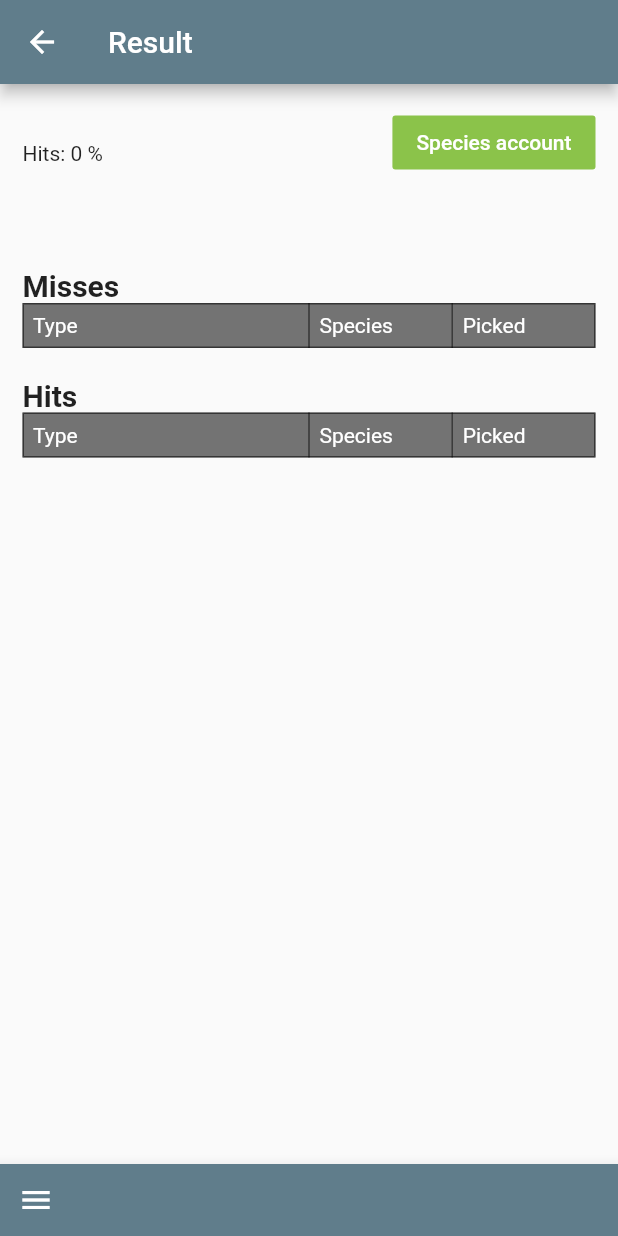
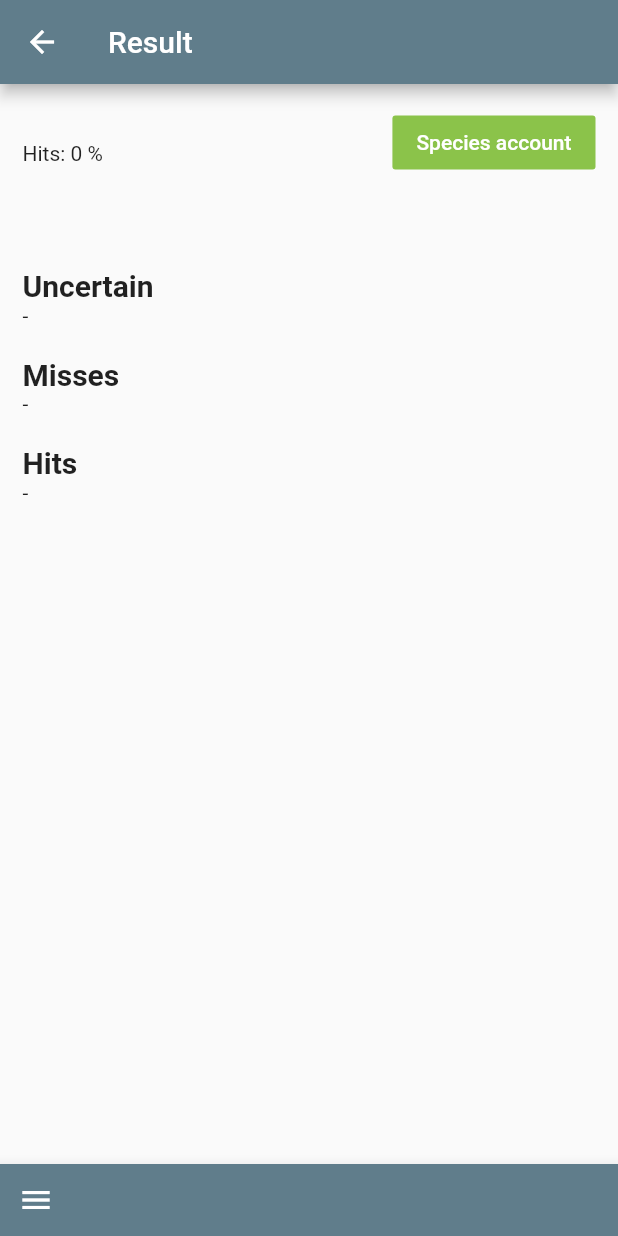
Before and after one commit to azeam/calamaria, a Flutter app: the PageLikelihoodInfo screen opened directly with empty values, on a phone screen of 412 x 824 dp. Run offline on Flutter 3.47's test engine with Material 2 defaults, Android fonts, the phone set to English and light mode, and no system bars; our stand-ins replace flutter_html, flutter_svg, package_info, photo_view; missing offline and left inert: swipedetector; project files that could hold a hidden picture were left out.

Commit message:
Fixes to warning colors. Fix to calculations. Adds table for uncertain data.

```diff
--- a/calamaria/lib/pages/likelihoodInfoPage.dart
+++ b/calamaria/lib/pages/likelihoodInfoPage.dart
@@ -81,9 +81,16 @@ class PageState_LikelihoodInfoPage extends State<PageLikelihoodInfo> {
                           child: speciesLikelihood.getWarnings()
                       ),
                       new Container(
-                        margin: new EdgeInsets.only(top: 20.0),
-                        child: new Text('Misses',
-                            style: TextStyle(
+                          margin: new EdgeInsets.only(top: 20.0),
+                          child: new Text('Uncertain',
+                                style: TextStyle(
+                                    fontSize: 20, fontWeight: FontWeight.bold)),
+                          ),
+                      speciesLikelihood.getTableUncertain(),
+                      new Container(
+                          margin: new EdgeInsets.only(top: 20.0),
+                          child: new Text('Misses',
+                                style: TextStyle(
                                 fontSize: 20, fontWeight: FontWeight.bold)),
                       ),
                       speciesLikelihood.getTableMisses(),
```
Also changed, not shown: calamaria/lib/classes/speciesLikelihood.dart (+50 -14 lines).
